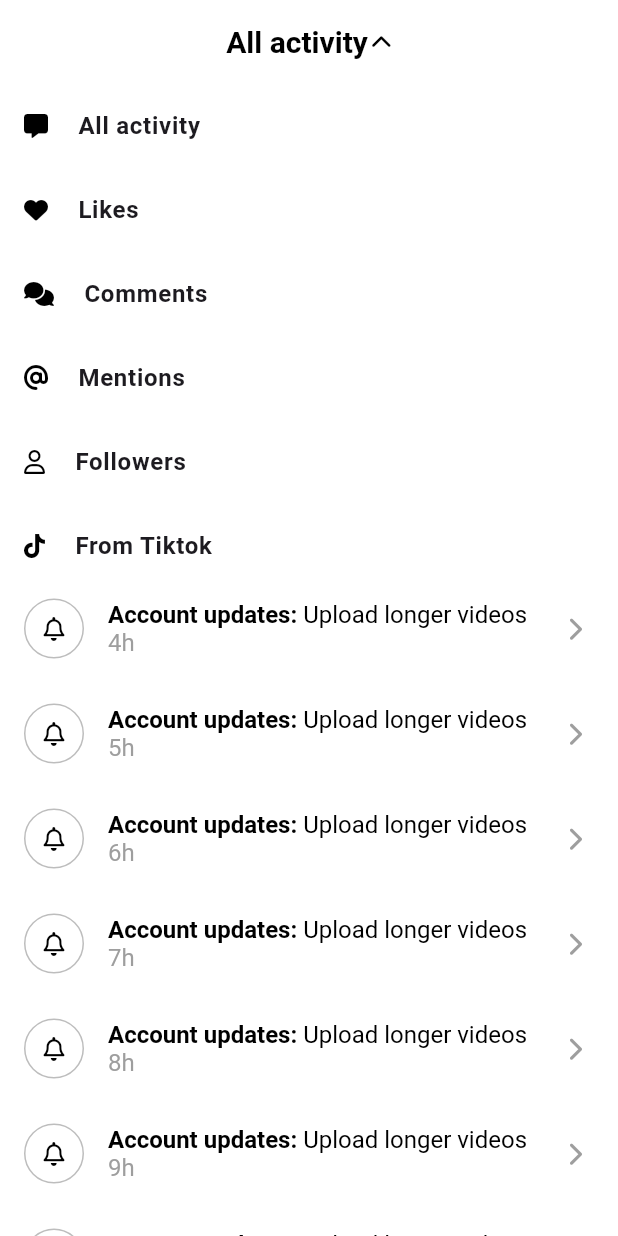
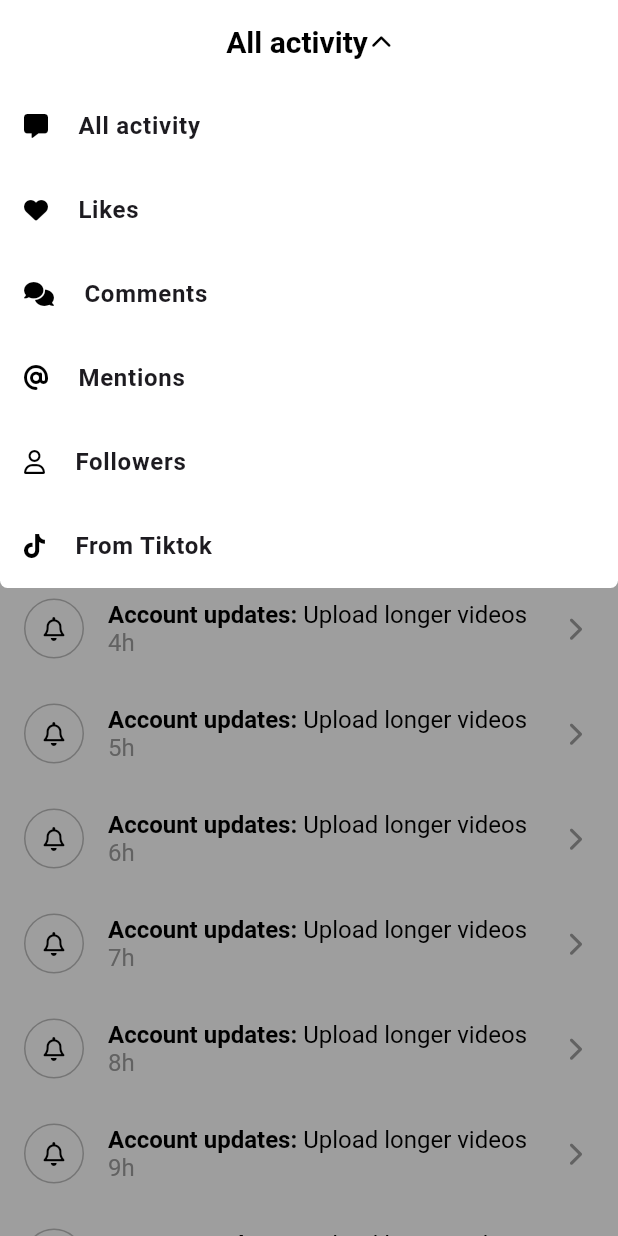
Before and after one commit to hwisaac/flutter_tiktok_clone, a Flutter app: the screen it shows after launch, after a tap on "All activity", on a phone screen of 412 x 824 dp. Run offline on Flutter 3.47's test engine with Material 3 defaults, Android fonts, the light colour scheme and no system bars; our stand-ins replace font_awesome_flutter, video_player, visibility_detector.

Commit message:
animation modal barrier

```diff
--- a/lib/features/inbox/activity_screen.dart
+++ b/lib/features/inbox/activity_screen.dart
@@ -23,8 +23,10 @@ class _ActivityScreenState extends State<ActivityScreen>
     {"title": "From Tiktok", "icon": FontAwesomeIcons.tiktok},
   ];
 
-  late final AnimationController _animationController =
-      AnimationController(vsync: this, duration: Duration(milliseconds: 200));
+  bool _showBarrier = false;
+
+  late final AnimationController _animationController = AnimationController(
+      vsync: this, duration: const Duration(milliseconds: 200));
 
   late final Animation<double> _arrowAnimation = Tween(
     begin: 0.0,
@@ -32,8 +34,13 @@ class _ActivityScreenState extends State<ActivityScreen>
   ).animate(_animationController);
 
   late final Animation<Offset> _panelAnimation = Tween(
-    begin: Offset(0, -1.0),
+    begin: const Offset(0, -1.0),
     end: Offset.zero,
+  ).animate(_animationController);
+
+  late final Animation<Color?> _barrierAnimation = ColorTween(
+    begin: const Color.fromRGBO(0, 0, 0, 0),
+    end: Colors.black38,
   ).animate(_animationController);
 
   void _onDismissed(String notification) {
@@ -41,12 +48,15 @@ class _ActivityScreenState extends State<ActivityScreen>
     setState(() {});
   }
 
-  void _onTitleTap() {
+  void _toggleAnimations() async {
     if (_animationController.isCompleted) {
-      _animationController.reverse();
+      await _animationController.reverse();
     } else {
       _animationController.forward(); // 애니메이션 플레이
     }
+    setState(() {
+      _showBarrier = !_showBarrier;
+    });
   }
 
   @override
@@ -59,7 +69,7 @@ class _ActivityScreenState extends State<ActivityScreen>
     return Scaffold(
       appBar: AppBar(
         title: GestureDetector(
-          onTap: _onTitleTap,
+          onTap: _toggleAnimations,
           child: Row(mainAxisAlignment: MainAxisAlignment.center, children: [
             Text("All activity"),
             Gaps.h2,
@@ -177,6 +187,12 @@ class _ActivityScreenState extends State<ActivityScreen>
                 ),
             ],
           ),
+          if (_showBarrier)
+            AnimatedModalBarrier(
+              color: _barrierAnimation,
+              dismissible: true,
+              onDismiss: _toggleAnimations,
+            ),
           SlideTransition(
             position: _panelAnimation,
             child: Container(
```
